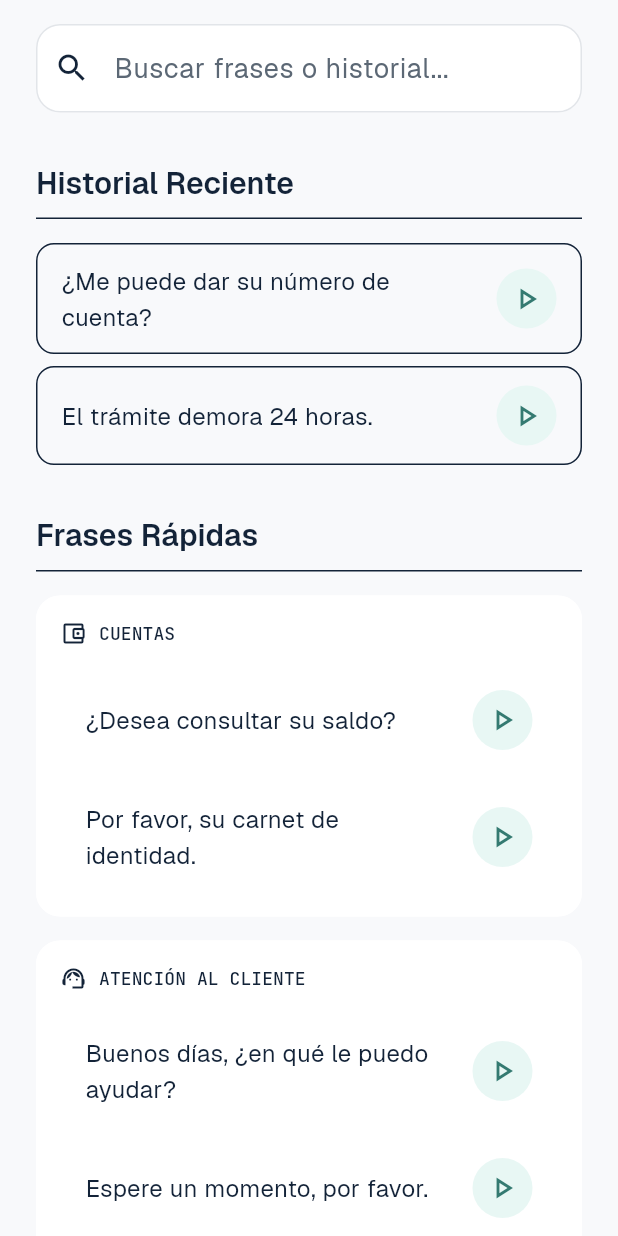
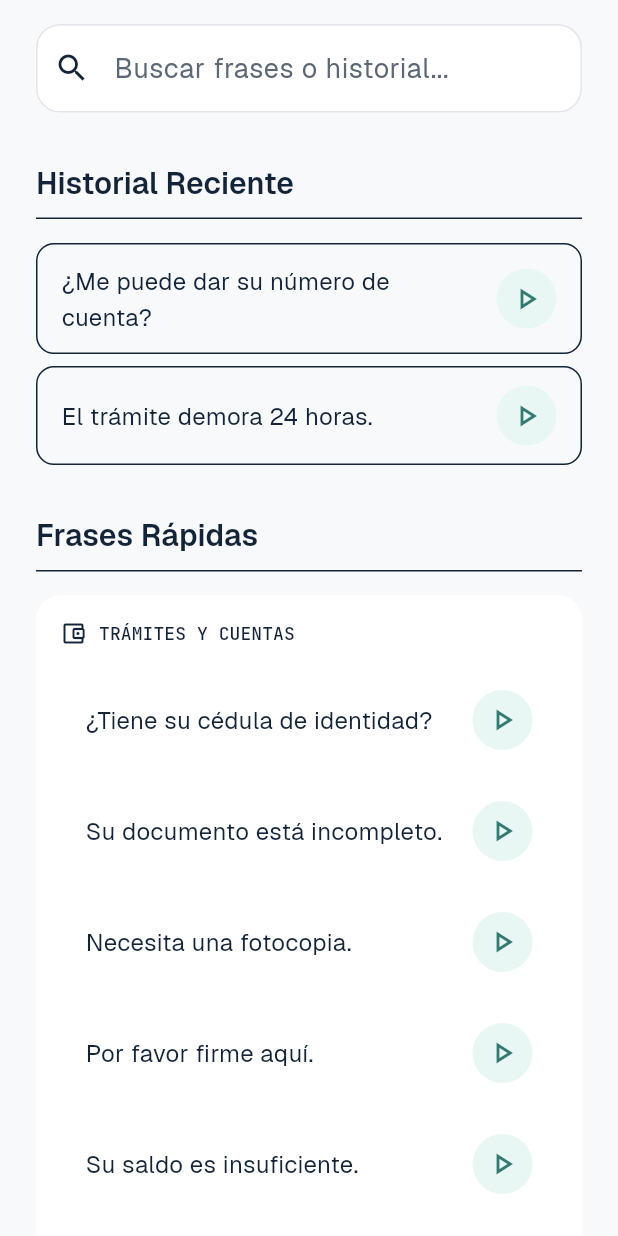
Before and after one commit to JoelFlC/frontend_lsbtranslator, a Flutter app: the HistoryTab widget shown alone on an empty page, opened directly, on a phone screen of 412 x 824 dp. Run offline on Flutter 3.47's test engine with Material 3 defaults, Android fonts, the phone set to English and light mode, and no system bars; our stand-ins replace firebase_core, get_it, google_fonts, speech_to_text, video_player; accounts and stored records are empty; network calls fail.

Commit message:
add frases rapidas

```diff
--- a/lib/ui/tabs/history_tab.dart
+++ b/lib/ui/tabs/history_tab.dart
@@ -78,7 +78,7 @@ class HistoryTab extends StatelessWidget {
                       Icon(Icons.account_balance_wallet_outlined, size: 18, color: colorScheme.onSurfaceVariant),
                       const SizedBox(width: 8),
                       Text(
-                        'CUENTAS',
+                        'TRÁMITES Y CUENTAS',
                         style: Theme.of(context).textTheme.labelSmall?.copyWith(
                           color: colorScheme.onSurfaceVariant,
                         ),
@@ -87,15 +87,39 @@ class HistoryTab extends StatelessWidget {
                   ),
                   const SizedBox(height: 16),
                   _PhraseItem(
-                    text: '¿Desea consultar su saldo?',
+                    text: '¿Tiene su cédula de identidad?',
                     isGrey: true,
-                    onPlay: () => _playPhrase(context, '¿Desea consultar su saldo?'),
+                    onPlay: () => _playPhrase(context, '¿Tiene su cédula de identidad?'),
                   ),
                   const SizedBox(height: 8),
                   _PhraseItem(
-                    text: 'Por favor, su carnet de identidad.',
+                    text: 'Su documento está incompleto.',
                     isGrey: true,
-                    onPlay: () => _playPhrase(context, 'Por favor, su carnet de identidad.'),
+                    onPlay: () => _playPhrase(context, 'Su documento está incompleto.'),
+                  ),
+                  const SizedBox(height: 8),
+                  _PhraseItem(
+                    text: 'Necesita una fotocopia.',
+                    isGrey: true,
+                    onPlay: () => _playPhrase(context, 'Necesita una fotocopia.'),
+                  ),
+                  const SizedBox(height: 8),
+                  _PhraseItem(
+                    text: 'Por favor firme aquí.',
+                    isGrey: true,
+                    onPlay: () => _playPhrase(context, 'Por favor firme aquí.'),
+                  ),
+                  const SizedBox(height: 8),
+                  _PhraseItem(
+                    text: 'Su saldo es insuficiente.',
+                    isGrey: true,
+                    onPlay: () => _playPhrase(context, 'Su saldo es insuficiente.'),
+                  ),
+                  const SizedBox(height: 8),
+                  _PhraseItem(
+                    text: '¿Cuál es su monto?',
+                    isGrey: true,
+                    onPlay: () => _playPhrase(context, '¿Cuál es su monto?'),
                   ),
                 ],
               ),
@@ -137,15 +161,33 @@ class HistoryTab extends StatelessWidget {
                   ),
                   const SizedBox(height: 16),
                   _PhraseItem(
-                    text: 'Buenos días, ¿en qué le puedo ayudar?',
+                    text: 'Buenos días, ¿cómo le puedo ayudar?',
                     isGrey: true,
-                    onPlay: () => _playPhrase(context, 'Buenos días, ¿en qué le puedo ayudar?'),
+                    onPlay: () => _playPhrase(context, 'Buenos días, ¿cómo le puedo ayudar?'),
                   ),
                   const SizedBox(height: 8),
                   _PhraseItem(
-                    text: 'Espere un momento, por favor.',
+                    text: 'Muchas gracias, hasta luego.',
                     isGrey: true,
-                    onPlay: () => _playPhrase(context, 'Espere un momento, por favor.'),
+                    onPlay: () => _playPhrase(context, 'Muchas gracias, hasta luego.'),
+                  ),
+                  const SizedBox(height: 8),
+                  _PhraseItem(
+                    text: 'Por favor espere su turno.',
+                    isGrey: true,
+                    onPlay: () => _playPhrase(context, 'Por favor espere su turno.'),
+                  ),
+                  const SizedBox(height: 8),
+                  _PhraseItem(
+                    text: 'Por favor tome asiento.',
+                    isGrey: true,
+                    onPlay: () => _playPhrase(context, 'Por favor tome asiento.'),
+                  ),
+                  const SizedBox(height: 8),
+                  _PhraseItem(
+                    text: 'Venir a la ventanilla.',
+                    isGrey: true,
+                    onPlay: () => _playPhrase(context, 'Venir a la ventanilla.'),
                   ),
                 ],
               ),
--- a/lib/ui/widgets/translator_input_view.dart
+++ b/lib/ui/widgets/translator_input_view.dart
@@ -237,24 +237,24 @@ class _TranslatorInputViewState extends State<TranslatorInputView> with SingleTi
             ),
             children: [
               QuickPhraseCard(
-                text: 'Buenos días, bienvenido.',
+                text: 'Buenos días, ¿cómo le puedo ayudar?',
                 icon: Icons.waving_hand_outlined,
-                onTap: () => _submitText('Buenos días, bienvenido.'),
+                onTap: () => _submitText('Buenos días, ¿cómo le puedo ayudar?'),
               ),
               QuickPhraseCard(
-                text: 'Tome asiento, por favor.',
-                icon: Icons.chair_alt_outlined,
-                onTap: () => _submitText('Tome asiento, por favor.'),
+                text: '¿Tiene su cédula de identidad?',
+                icon: Icons.badge_outlined,
+                onTap: () => _submitText('¿Tiene su cédula de identidad?'),
               ),
               QuickPhraseCard(
-                text: 'Diríjase al 2do piso.',
-                icon: Icons.elevator_outlined,
-                onTap: () => _submitText('Diríjase al 2do piso.'),
+                text: 'Por favor espere su turno.',
+                icon: Icons.access_time,
+                onTap: () => _submitText('Por favor espere su turno.'),
               ),
               QuickPhraseCard(
-                text: 'Su carnet de identidad.',
-                icon: Icons.badge_outlined,
-                onTap: () => _submitText('Su carnet de identidad, por favor.'),
+                text: 'Por favor firme aquí.',
+                icon: Icons.draw_outlined,
+                onTap: () => _submitText('Por favor firme aquí.'),
               ),
             ],
           ),
```
